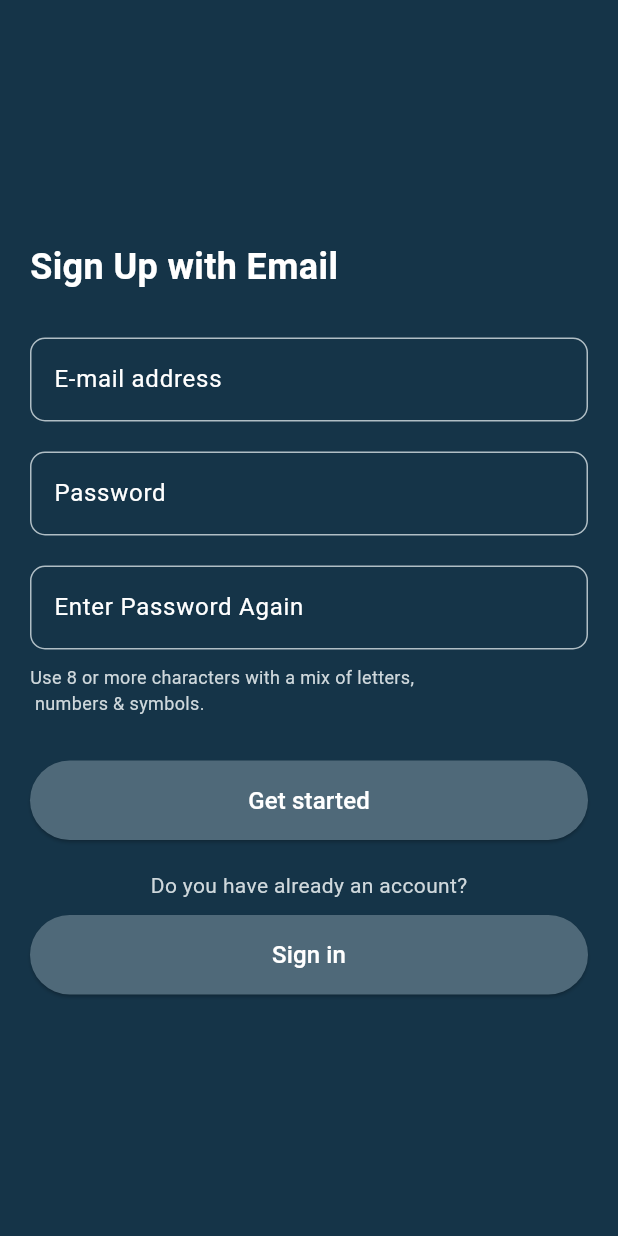
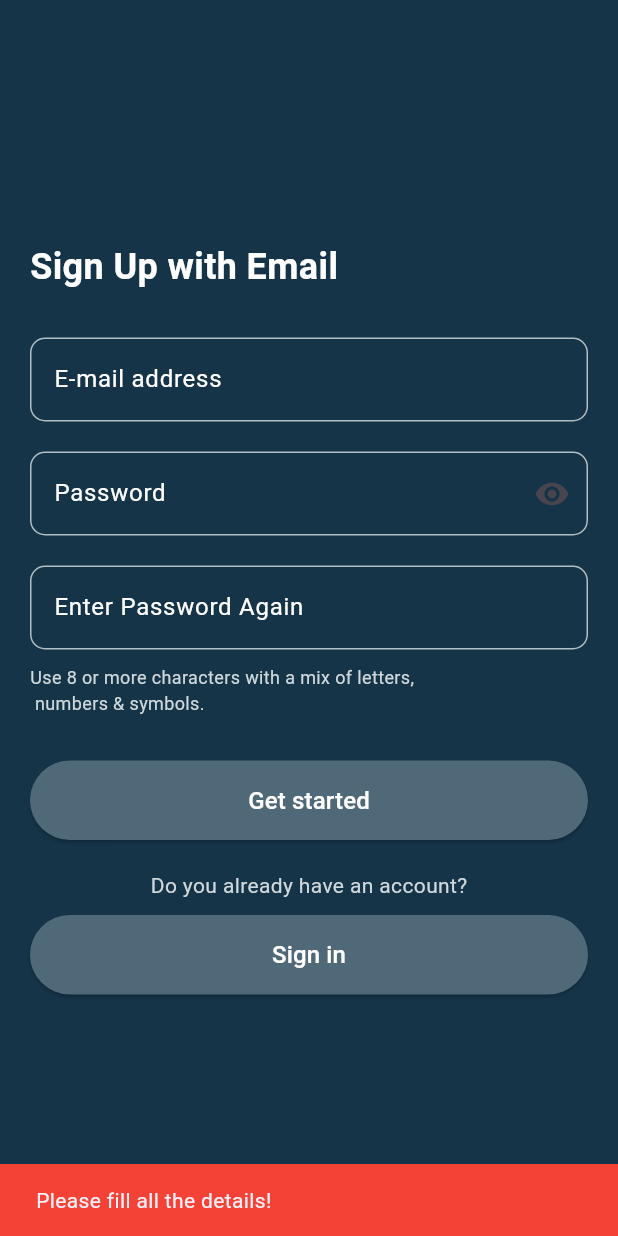
Before and after one commit to Mahek184/VIllage_Voice, a Flutter app: the WithEmailScreen screen opened directly, after a tap on "Get started", on a phone screen of 412 x 824 dp. Run offline on Flutter 3.47's test engine with Material 3 defaults, Android fonts, the phone set to English and light mode, and no system bars; our stand-ins replace firebase_auth, firebase_core, image_picker; accounts and stored records are empty.

Commit message:
Update with_email_screen.dart

```diff
--- a/lib/with_email_screen.dart
+++ b/lib/with_email_screen.dart
@@ -1,7 +1,108 @@
+import 'dart:developer'; // For log function
+import 'package:firebase_auth/firebase_auth.dart';
 import 'package:flutter/material.dart';
 import 'signin_screen.dart'; // Import your SignInScreen
 
-class WithEmailScreen extends StatelessWidget {
+class WithEmailScreen extends StatefulWidget {
+  @override
+  State<WithEmailScreen> createState() => _SignUpScreenState();
+}
+
+class _SignUpScreenState extends State<WithEmailScreen> {
+  TextEditingController emailController = TextEditingController();
+  TextEditingController passwordController = TextEditingController();
+  TextEditingController cPasswordController = TextEditingController();
+  bool _isObscure = true;
+  bool _isLoading = false;
+
+  // Create Account method with enhanced error handling
+  void createAccount() async {
+    String email = emailController.text.trim();
+    String password = passwordController.text.trim();
+    String cPassword = cPasswordController.text.trim();
+
+    if (email == "" || password == "" || cPassword == "") {
+      showSnackBarMessage("Please fill all the details!");
+    } else if (password != cPassword) {
+      showSnackBarMessage("Passwords do not match!");
+    } else if (password.length < 8) {
+      showSnackBarMessage("Password should be at least 8 characters long.");
+    } else if (!RegExp(r'[A-Z]').hasMatch(password)) {
+      showSnackBarMessage("Password should contain at least one uppercase letter.");
+    } else if (!RegExp(r'[0-9]').hasMatch(password)) {
+      showSnackBarMessage("Password should contain at least one number.");
+    } else if (!RegExp(r'[!@#$%^&*(),.?":{}|<>]').hasMatch(password)) {
+      showSnackBarMessage("Password should contain at least one special character.");
+    } else {
+      setState(() {
+        _isLoading = true;
+      });
+      try {
+        UserCredential userCredential = await FirebaseAuth.instance
+            .createUserWithEmailAndPassword(email: email, password: password);
+        if (userCredential.user != null) {
+          Navigator.pop(context); // Navigate back on successful sign-up
+        }
+      } on FirebaseAuthException catch (ex) {
+        log(ex.code.toString());
+        showSnackBarMessage("Error: ${ex.message}");
+      } finally {
+        setState(() {
+          _isLoading = false;
+        });
+      }
+    }
+  }
+
+  // Snackbar message display
+  void showSnackBarMessage(String message) {
+    ScaffoldMessenger.of(context).showSnackBar(
+      SnackBar(
+        content: Text(message),
+
+        backgroundColor: Colors.red,
+      ),
+    );
+  }
+
+  // Dispose the controllers to prevent memory leaks
+  @override
+  void dispose() {
+    emailController.dispose();
+    passwordController.dispose();
+    cPasswordController.dispose();
+    super.dispose();
+  }
+
+  // Custom TextField widget to avoid repetitive code
+  Widget customTextField({
+    required TextEditingController controller,
+    required String label,
+    bool isObscure = false,
+    Widget? suffixIcon,
+  }) {
+    return TextField(
+      controller: controller,
+      obscureText: isObscure,
+      decoration: InputDecoration(
+        labelText: label,
+        labelStyle: TextStyle(color: Colors.white),
+        fillColor: Colors.transparent,
+        filled: true,
+        suffixIcon: suffixIcon,
+        enabledBorder: OutlineInputBorder(
+          borderRadius: BorderRadius.circular(10.0),
+          borderSide: BorderSide(color: Colors.blueGrey.shade200),
+        ),
+        focusedBorder: OutlineInputBorder(
+          borderRadius: BorderRadius.circular(10.0),
+          borderSide: BorderSide(color: Colors.white),
+        ),
+      ),
+      style: TextStyle(color: Colors.white),
+    );
+  }
+
   @override
   Widget build(BuildContext context) {
     return Scaffold(
@@ -25,64 +126,33 @@ class WithEmailScreen extends StatelessWidget {
             SizedBox(height: 30),
 
             // Email address TextField
-            TextField(
-              decoration: InputDecoration(
-                labelText: 'E-mail address',
-                labelStyle: TextStyle(color: Colors.white),
-                fillColor: Colors.transparent,
-                filled: true,
-                enabledBorder: OutlineInputBorder(
-                  borderRadius: BorderRadius.circular(10.0),
-                  borderSide: BorderSide(color: Colors.blueGrey.shade200),
-                ),
-                focusedBorder: OutlineInputBorder(
-                  borderRadius: BorderRadius.circular(10.0),
-                  borderSide: BorderSide(color: Colors.white),
-                ),
-              ),
-              style: TextStyle(color: Colors.white),
+            customTextField(
+              controller: emailController,
+              label: 'E-mail address',
             ),
             SizedBox(height: 20),
 
-            // Password TextField
-            TextField(
-              obscureText: true,
-              decoration: InputDecoration(
-                labelText: 'Password',
-                labelStyle: TextStyle(color: Colors.white),
-                fillColor: Colors.transparent,
-                filled: true,
-                enabledBorder: OutlineInputBorder(
-                  borderRadius: BorderRadius.circular(10.0),
-                  borderSide: BorderSide(color: Colors.blueGrey.shade200),
-                ),
-                focusedBorder: OutlineInputBorder(
-                  borderRadius: BorderRadius.circular(10.0),
-                  borderSide: BorderSide(color: Colors.white),
-                ),
+            // Password TextField with visibility toggle
+            customTextField(
+              controller: passwordController,
+              label: 'Password',
+              isObscure: _isObscure,
+              suffixIcon: IconButton(
+                icon: Icon(_isObscure ? Icons.visibility : Icons.visibility_off),
+                onPressed: () {
+                  setState(() {
+                    _isObscure = !_isObscure;
+                  });
+                },
               ),
-              style: TextStyle(color: Colors.white),
             ),
             SizedBox(height: 20),
 
             // Confirm Password TextField
-            TextField(
-              obscureText: true,
-              decoration: InputDecoration(
-                labelText: 'Enter Password Again',
-                labelStyle: TextStyle(color: Colors.white),
-                fillColor: Colors.transparent,
-                filled: true,
-                enabledBorder: OutlineInputBorder(
-                  borderRadius: BorderRadius.circular(10.0),
-                  borderSide: BorderSide(color: Colors.blueGrey.shade200),
-                ),
-                focusedBorder: OutlineInputBorder(
-                  borderRadius: BorderRadius.circular(10.0),
-                  borderSide: BorderSide(color: Colors.white),
-                ),
-              ),
-              style: TextStyle(color: Colors.white),
+            customTextField(
+              controller: cPasswordController,
+              label: 'Enter Password Again',
+              isObscure: true,
             ),
             SizedBox(height: 10),
 
@@ -97,29 +167,29 @@ class WithEmailScreen extends StatelessWidget {
             ),
             SizedBox(height: 30),
 
-            // 'Get started, it’s free!' Button
+            // 'Get started' Button
             ElevatedButton(
-              onPressed: () {
-                // Define action for sign-up
-              },
+              onPressed: _isLoading ? null : createAccount,
               style: ElevatedButton.styleFrom(
-                primary: Color(0xFF4F6979), // Button background color
+                backgroundColor: Color(0xFF4F6979),
                 padding: EdgeInsets.symmetric(vertical: 15),
                 shape: RoundedRectangleBorder(
                   borderRadius: BorderRadius.circular(30),
                 ),
               ),
-              child: Text(
-                "Get started",
-                style: TextStyle(fontSize: 16, color: Colors.white),
-              ),
+              child: _isLoading
+                  ? CircularProgressIndicator(color: Colors.white)
+                  : Text(
+                      "Get started",
+                      style: TextStyle(fontSize: 16, color: Colors.white),
+                    ),
             ),
             SizedBox(height: 20),
 
-            // 'Do you have already an account?' Text
+            // 'Already have an account?' Text
             Center(
               child: Text(
-                "Do you have already an account?",
+                "Do you already have an account?",
                 style: TextStyle(color: Colors.blueGrey.shade100),
               ),
             ),
@@ -135,7 +205,7 @@ class WithEmailScreen extends StatelessWidget {
                 );
               },
               style: ElevatedButton.styleFrom(
-                primary: Color(0xFF4F6979), // Button background color
+                backgroundColor: Color(0xFF4F6979),
                 padding: EdgeInsets.symmetric(vertical: 15),
                 shape: RoundedRectangleBorder(
                   borderRadius: BorderRadius.circular(30),
```
